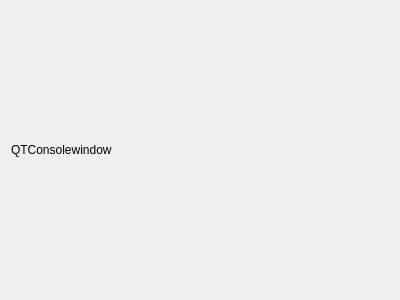
Above: Source/Editor/QtBackend/ConsoleWindow/Public/QtConsoleWindow.ui from XYBGameEngine/XYBEngine before the change. Below: the same form after it.
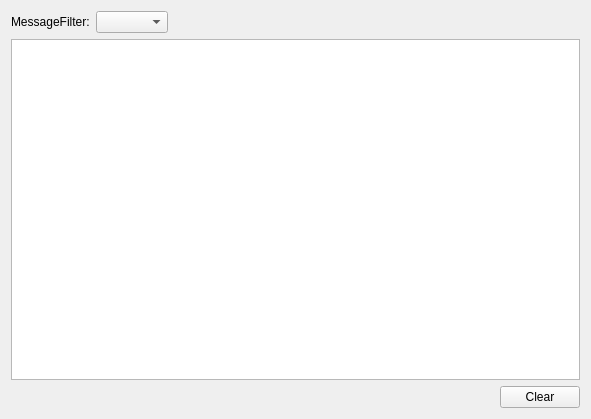
That is the form after the change.

```diff
--- a/Source/Editor/QtBackend/ConsoleWindow/Public/QtConsoleWindow.ui
+++ b/Source/Editor/QtBackend/ConsoleWindow/Public/QtConsoleWindow.ui
@@ -6,20 +6,81 @@
    <rect>
     <x>0</x>
     <y>0</y>
-    <width>400</width>
-    <height>300</height>
+    <width>591</width>
+    <height>419</height>
    </rect>
   </property>
   <property name="windowTitle">
    <string>Form</string>
   </property>
+  <property name="styleSheet">
+   <string notr="true">Skin/Dark.skin</string>
+  </property>
   <layout class="QGridLayout" name="gridLayout">
    <item row="0" column="0">
-    <widget class="QLabel" name="label">
-     <property name="text">
-      <string>QTConsolewindow</string>
-     </property>
-    </widget>
+    <layout class="QVBoxLayout" name="verticalLayout">
+     <item>
+      <layout class="QHBoxLayout" name="horizontalLayout">
+       <item>
+        <widget class="QLabel" name="label">
+         <property name="text">
+          <string>MessageFilter:</string>
+         </property>
+        </widget>
+       </item>
+       <item>
+        <widget class="QComboBox" name="UI_Filter"/>
+       </item>
+       <item>
+        <spacer name="horizontalSpacer">
+         <property name="orientation">
+          <enum>Qt::Orientation::Horizontal</enum>
+         </property>
+         <property name="sizeHint" stdset="0">
+          <size>
+           <width>40</width>
+           <height>20</height>
+          </size>
+         </property>
+        </spacer>
+       </item>
+      </layout>
+     </item>
+     <item>
+      <widget class="QPlainTextEdit" name="UI_Meesage">
+       <property name="readOnly">
+        <bool>true</bool>
+       </property>
+       <property name="plainText">
+        <string/>
+       </property>
+      </widget>
+     </item>
+     <item>
+      <layout class="QHBoxLayout" name="horizontalLayout_2">
+       <item>
+        <spacer name="horizontalSpacer_2">
+         <property name="orientation">
+          <enum>Qt::Orientation::Horizontal</enum>
+         </property>
+         <property name="sizeHint" stdset="0">
+          <size>
+           <width>40</width>
+           <height>20</height>
+          </size>
+         </property>
+        </spacer>
+       </item>
+       <item>
+        <widget class="QPushButton" name="UI_Clear">
+         <property name="text">
+          <string>Clear</string>
+         </property>
+        </widget>
+       </item>
+      </layout>
+     </item>
+    </layout>
    </item>
   </layout>
  </widget>
```
